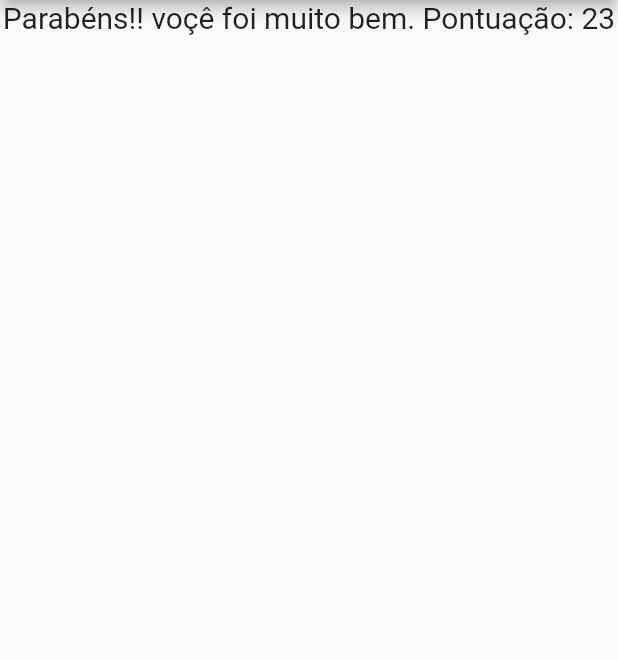
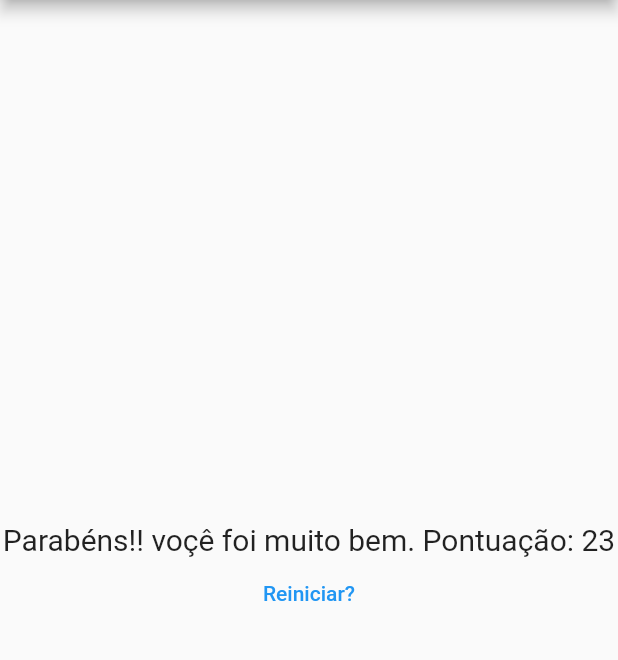
Before and after one commit to abinoamenezes/flutter-udemy, a Flutter app: the screen it shows after launch, after a tap on "Dogs", after a tap on "black", after a tap on "Roberta", on a phone screen of 412 x 824 dp, the part 84-744 px from its top. Run offline on Flutter 3.47's test engine with Material 2 defaults, Android fonts, the phone set to English and light mode, and no system bars.

Commit message:
Update resultado.dart

```diff
--- a/projeto_perguntas/lib/resultado.dart
+++ b/projeto_perguntas/lib/resultado.dart
@@ -18,10 +18,13 @@ class Resultado extends StatelessWidget {
   @override
   Widget build(BuildContext context) {
     return Column(
+      mainAxisAlignment: MainAxisAlignment.center,
       children: [
         Center(
           child: Text(fraseResultado, style: const TextStyle(fontSize: 20)),
         ),
+        TextButton(
+            onPressed: reiniciaQuestionario, child: const Text('Reiniciar?'))
       ],
     );
   }
```
